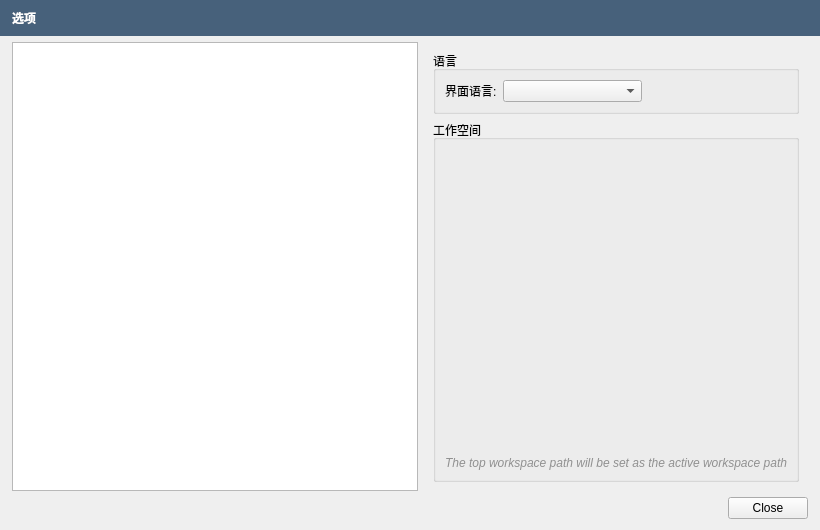
Before: the Qt Designer form src/openfluid/ui/common/PreferencesDialog.ui in jylfc0307/OpenFluidPlus, drawn with Qt 5.
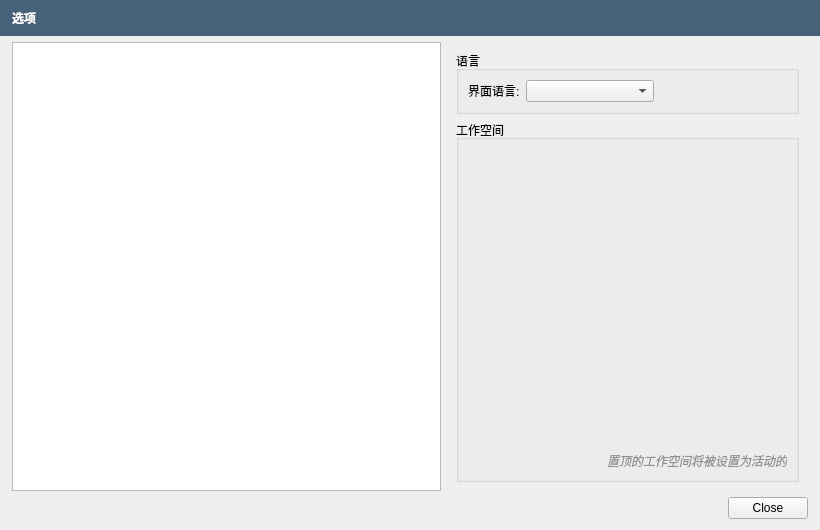
After: the same form once the commit is applied. The open tabs and pages were chosen to show the change. Custom widgets are drawn as their Qt base class.

Diff of the .ui file:
```diff
--- a/src/openfluid/ui/common/PreferencesDialog.ui
+++ b/src/openfluid/ui/common/PreferencesDialog.ui
@@ -185,7 +185,7 @@
                <string notr="true">color : #909090;</string>
               </property>
               <property name="text">
-               <string>The top workspace path will be set as the active workspace path</string>
+               <string>置顶的工作空间将被设置为活动的</string>
               </property>
               <property name="alignment">
                <set>Qt::AlignRight|Qt::AlignTrailing|Qt::AlignVCenter</set>
```
Left out of the diff: 6 changed lines with no effect on the pictures.
